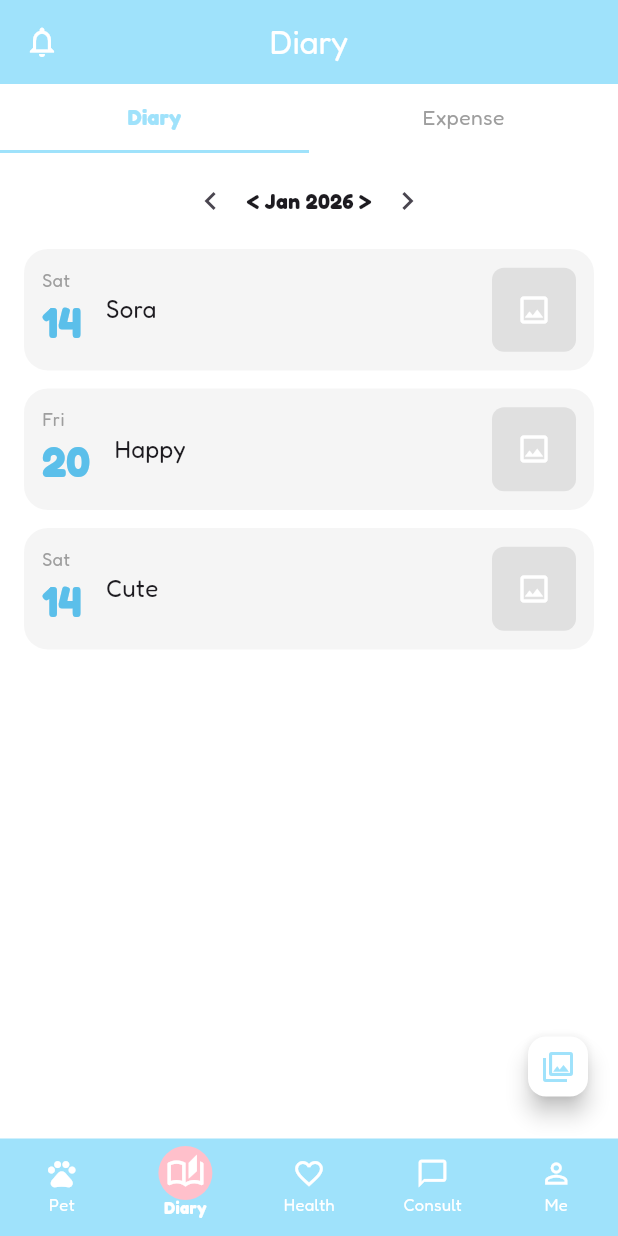
After one commit to Thxngfh/PetCareApp, a Flutter app: the MainScreen screen opened directly, item 2 of the bottom bar chosen, after a tap on the "chevron left" icon, on a phone screen of 412 x 824 dp. The commit adds this screen. Run offline on Flutter 3.47's test engine with Material 3 defaults, Android fonts, the light colour scheme and no system bars; our stand-ins replace firebase_auth, firebase_core, font_awesome_flutter, google_sign_in, sign_in_with_apple; missing offline and left inert: flutter_facebook_auth; accounts and stored records are empty.

Commit message:
เพิ่มแต่ละหน้า, บาร์เลื่อนได้แล้ว และ เริ่มไดอารี่

```diff
--- a/lib/main.dart
+++ b/lib/main.dart
@@ -5,6 +5,7 @@ import 'package:pethug/screens/loading_screen.dart';
 import 'package:flutter_facebook_auth/flutter_facebook_auth.dart';
 import 'package:flutter/foundation.dart' show kIsWeb;
 import 'dart:io';
+import 'package:pethug/screens/me.dart';
 
 void main() async {
   WidgetsFlutterBinding.ensureInitialized();
--- /dev/null
+++ b/lib/screens/diary.dart
@@ -0,0 +1,456 @@
+import 'package:flutter/material.dart';
+
+
+
+void main() {
+  runApp(const MaterialApp(home: DiaryScreen()));
+}
+class DiaryScreen extends StatefulWidget {
+  const DiaryScreen({super.key});
+
+  @override
+  State<DiaryScreen> createState() => _DiaryScreenState();
+}
+
+class _DiaryScreenState extends State<DiaryScreen> {
+  DateTime _focusedMonth = DateTime(2026, 2);
+  int _tabIndex = 0; // 0 = Diary, 1 = Expense
+
+  // ตัวอย่าง diary data
+  final List<Map<String, dynamic>> _entries = [
+    {'date': DateTime(2026, 2, 14), 'note': 'Sora', 'image': null},
+    {'date': DateTime(2026, 2, 20), 'note': 'Happy', 'image': null},
+    {'date': DateTime(2026, 2, 14), 'note': 'Cute', 'image': null},
+  ];
+
+  void _previousMonth() {
+    setState(() {
+      _focusedMonth = DateTime(_focusedMonth.year, _focusedMonth.month - 1);
+    });
+  }
+
+  void _nextMonth() {
+    setState(() {
+      _focusedMonth = DateTime(_focusedMonth.year, _focusedMonth.month + 1);
+    });
+  }
+
+  String _monthLabel() {
+    const months = [
+      'Jan', 'Feb', 'Mar', 'Apr', 'May', 'Jun',
+      'Jul', 'Aug', 'Sep', 'Oct', 'Nov', 'Dec'
+    ];
+    return '${months[_focusedMonth.month - 1]} ${_focusedMonth.year}';
+  }
+
+  String _dayLabel(DateTime date) {
+    const days = ['Mon', 'Tue', 'Wed', 'Thu', 'Fri', 'Sat', 'Sun'];
+    return days[date.weekday - 1];
+  }
+
+  @override
+  Widget build(BuildContext context) {
+    final Color blueColor = const Color(0xFF9FE2FB);
+
+    return Scaffold(
+      backgroundColor: Colors.white,
+      body: Column(
+        children: [
+          // Tab: Diary / Expense
+          Container(
+            color: Colors.white,
+            child: Row(
+              children: [
+                _buildTab('Diary', 0, blueColor),
+                _buildTab('Expense', 1, blueColor),
+              ],
+            ),
+          ),
+
+          if (_tabIndex == 0) ...[
+            // Month navigator
+            Padding(
+              padding: const EdgeInsets.symmetric(vertical: 8),
+              child: Row(
+                mainAxisAlignment: MainAxisAlignment.center,
+                children: [
+                  IconButton(
+                    icon: const Icon(Icons.chevron_left),
+                    onPressed: _previousMonth,
+                  ),
+                  Text(
+                    '< ${_monthLabel()} >',
+                    style: const TextStyle(fontWeight: FontWeight.bold),
+                  ),
+                  IconButton(
+                    icon: const Icon(Icons.chevron_right),
+                    onPressed: _nextMonth,
+                  ),
+                ],
+              ),
+            ),
+
+            // Diary entries
+            Expanded(
+              child: ListView.builder(
+                padding: const EdgeInsets.symmetric(horizontal: 16),
+                itemCount: _entries.length,
+                itemBuilder: (context, index) {
+                  final entry = _entries[index];
+                  final date = entry['date'] as DateTime;
+                  return _buildEntryCard(entry, date);
+                },
+              ),
+            ),
+          ],
+
+          if (_tabIndex == 1)
+            const Expanded(
+              child: Center(child: Text('Expense (coming soon)')),
+            ),
+        ],
+      ),
+
+      // ปุ่ม + เพิ่ม diary และปุ่มรูป
+      floatingActionButton: Column(
+        mainAxisSize: MainAxisSize.min,
+        children: [
+          // ปุ่มดูรูปทั้งหมด
+          FloatingActionButton(
+            heroTag: 'photo',
+            mini: true,
+            backgroundColor: Colors.white,
+            onPressed: () {
+              Navigator.push(
+                context,
+                MaterialPageRoute(builder: (_) => const DiaryPhotoScreen()),
+              );
+            },
+            child: Icon(Icons.photo_library_outlined, color: blueColor),
+          ),
+          const SizedBox(height: 8),
+        ],
+      ),
+
+      // ปุ่ม + เพิ่ม diary
+      persistentFooterButtons: null,
+    );
+  }
+
+  Widget _buildTab(String label, int index, Color blueColor) {
+    final isSelected = _tabIndex == index;
+    return Expanded(
+      child: GestureDetector(
+        onTap: () => setState(() => _tabIndex = index),
+        child: Column(
+          children: [
+            Padding(
+              padding: const EdgeInsets.symmetric(vertical: 12),
+              child: Text(
+                label,
+                style: TextStyle(
+                  color: isSelected ? blueColor : Colors.grey,
+                  fontWeight: isSelected ? FontWeight.bold : FontWeight.normal,
+                ),
+              ),
+            ),
+            if (isSelected)
+              Container(height: 2, color: blueColor)
+            else
+              Container(height: 2, color: Colors.transparent),
+          ],
+        ),
+      ),
+    );
+  }
+
+  Widget _buildEntryCard(Map<String, dynamic> entry, DateTime date) {
+    return GestureDetector(
+      onTap: () {
+        Navigator.push(
+          context,
+          MaterialPageRoute(
+            builder: (_) => NewDiaryScreen(existingEntry: entry),
+          ),
+        );
+      },
+      child: Container(
+        margin: const EdgeInsets.only(bottom: 12),
+        padding: const EdgeInsets.all(12),
+        decoration: BoxDecoration(
+          color: Colors.grey.shade100,
+          borderRadius: BorderRadius.circular(16),
+        ),
+        child: Row(
+          children: [
+            // วันที่
+            Column(
+              crossAxisAlignment: CrossAxisAlignment.start,
+              children: [
+                Text(
+                  _dayLabel(date),
+                  style: const TextStyle(fontSize: 12, color: Colors.grey),
+                ),
+                Text(
+                  '${date.day}',
+                  style: const TextStyle(
+                    fontSize: 28,
+                    fontWeight: FontWeight.bold,
+                    color: Color(0xFF5BBFEA),
+                  ),
+                ),
+              ],
+            ),
+            const SizedBox(width: 16),
+            // โน็ต
+            Expanded(
+              child: Text(
+                entry['note'] ?? '',
+                style: const TextStyle(fontSize: 16),
+              ),
+            ),
+            // รูป (ถ้ามี)
+            if (entry['image'] != null)
+              ClipRRect(
+                borderRadius: BorderRadius.circular(8),
+                child: Image.memory(
+                  entry['image'],
+                  width: 56,
+                  height: 56,
+                  fit: BoxFit.cover,
+                ),
+              )
+            else
+              Container(
+                width: 56,
+                height: 56,
+                decoration: BoxDecoration(
+                  color: Colors.grey.shade300,
+                  borderRadius: BorderRadius.circular(8),
+                ),
+                child: const Icon(Icons.image_outlined, color: Colors.white),
+              ),
+          ],
+        ),
+      ),
+    );
+  }
+}
+
+// ============================================================
+// หน้า New Diary (เพิ่ม/แก้ไข)
+// ============================================================
+class NewDiaryScreen extends StatefulWidget {
+  final Map<String, dynamic>? existingEntry;
+  const NewDiaryScreen({super.key, this.existingEntry});
+
+  @override
+  State<NewDiaryScreen> createState() => _NewDiaryScreenState();
+}
+
+class _NewDiaryScreenState extends State<NewDiaryScreen> {
+  final TextEditingController _noteController = TextEditingController();
+  DateTime? _selectedDate;
+  final Color blueColor = const Color(0xFF9FE2FB);
+
+  @override
+  void initState() {
+    super.initState();
+    if (widget.existingEntry != null) {
+      _noteController.text = widget.existingEntry!['note'] ?? '';
+      _selectedDate = widget.existingEntry!['date'];
+    }
+  }
+
+  Future<void> _pickDate() async {
+    final picked = await showDatePicker(
+      context: context,
+      initialDate: _selectedDate ?? DateTime.now(),
+      firstDate: DateTime(2020),
+      lastDate: DateTime(2030),
+    );
+    if (picked != null) setState(() => _selectedDate = picked);
+  }
+
+  @override
+  Widget build(BuildContext context) {
+    return Scaffold(
+      backgroundColor: Colors.white,
+      appBar: AppBar(
+        backgroundColor: blueColor,
+        elevation: 0,
+        leading: IconButton(
+          icon: const Icon(Icons.undo, color: Colors.white),
+          onPressed: () => Navigator.pop(context),
+        ),
+        title: const Text('New Diary', style: TextStyle(color: Colors.white)),
+        centerTitle: true,
+      ),
+      body: Padding(
+        padding: const EdgeInsets.all(20),
+        child: Column(
+          crossAxisAlignment: CrossAxisAlignment.start,
+          children: [
+            const Text('Note', style: TextStyle(fontWeight: FontWeight.bold)),
+            const SizedBox(height: 8),
+
+            // Add Note
+            GestureDetector(
+              onTap: () {},
+              child: Container(
+                padding: const EdgeInsets.symmetric(horizontal: 12, vertical: 10),
+                decoration: BoxDecoration(
+                  color: const Color(0xFFE8F7FD),
+                  borderRadius: BorderRadius.circular(10),
+                ),
+                child: Row(
+                  children: const [
+                    Text('Add Note ', style: TextStyle(color: Colors.grey)),
+                    Icon(Icons.edit, size: 16, color: Colors.grey),
+                  ],
+                ),
+              ),
+            ),
+            const SizedBox(height: 4),
+            TextField(
+              controller: _noteController,
+              decoration: InputDecoration(
+                filled: true,
+                fillColor: const Color(0xFFE8F7FD),
+                border: OutlineInputBorder(
+                  borderRadius: BorderRadius.circular(10),
+                  borderSide: BorderSide.none,
+                ),
+              ),
+            ),
+            const SizedBox(height: 12),
+
+            // Measured At
+            GestureDetector(
+              onTap: _pickDate,
+              child: Container(
+                padding: const EdgeInsets.symmetric(horizontal: 12, vertical: 10),
+                decoration: BoxDecoration(
+                  color: const Color(0xFFE8F7FD),
+                  borderRadius: BorderRadius.circular(10),
+                ),
+                child: Row(
+                  children: const [
+                    Text('Measured At ', style: TextStyle(color: Colors.grey)),
+                    Icon(Icons.calendar_today, size: 16, color: Colors.grey),
+                  ],
+                ),
+              ),
+            ),
+            const SizedBox(height: 4),
+            Container(
+              padding: const EdgeInsets.symmetric(horizontal: 12, vertical: 14),
+              decoration: BoxDecoration(
+                color: const Color(0xFFE8F7FD),
+                borderRadius: BorderRadius.circular(10),
+              ),
+              child: Text(
+                _selectedDate != null
+                    ? '${_selectedDate!.day}/${_selectedDate!.month}/${_selectedDate!.year}'
+                    : '',
+                style: const TextStyle(color: Colors.black87),
+              ),
+            ),
+            const SizedBox(height: 24),
+
+            // Camera / Album
+            Row(
+              children: [
+                Expanded(
+                  child: ElevatedButton.icon(
+                    style: ElevatedButton.styleFrom(
+                      backgroundColor: blueColor,
+                      shape: RoundedRectangleBorder(
+                        borderRadius: BorderRadius.circular(12),
+                      ),
+                    ),
+                    icon: const Icon(Icons.camera_alt_outlined, color: Colors.white),
+                    label: const Text('Camera', style: TextStyle(color: Colors.white)),
+                    onPressed: () {},
+                  ),
+                ),
+                const SizedBox(width: 12),
+                Expanded(
+                  child: ElevatedButton.icon(
+                    style: ElevatedButton.styleFrom(
+                      backgroundColor: blueColor,
+                      shape: RoundedRectangleBorder(
+                        borderRadius: BorderRadius.circular(12),
+                      ),
+                    ),
+                    icon: const Icon(Icons.photo_library_outlined, color: Colors.white),
+                    label: const Text('Album', style: TextStyle(color: Colors.white)),
+                    onPressed: () {},
+                  ),
+                ),
+              ],
+            ),
+
+            const Spacer(),
+
+            // Save
+            SizedBox(
+              width: double.infinity,
+              child: ElevatedButton(
+                style: ElevatedButton.styleFrom(
+                  backgroundColor: blueColor,
+                  shape: RoundedRectangleBorder(
+                    borderRadius: BorderRadius.circular(12),
+                  ),
+                  padding: const EdgeInsets.symmetric(vertical: 14),
+                ),
+                onPressed: () => Navigator.pop(context),
+                child: const Text('Save', style: TextStyle(color: Colors.white, fontSize: 16)),
+              ),
+            ),
+          ],
+        ),
+      ),
+    );
+  }
+}
+
+// ============================================================
+// หน้า Diary Photo (ซ้าย)
+// ============================================================
+class DiaryPhotoScreen extends StatelessWidget {
+  const DiaryPhotoScreen({super.key});
+
+  @override
+  Widget build(BuildContext context) {
+    final Color blueColor = const Color(0xFF9FE2FB);
+    return Scaffold(
+      appBar: AppBar(
+        backgroundColor: blueColor,
+        elevation: 0,
+        leading: IconButton(
+          icon: const Icon(Icons.arrow_back, color: Colors.white),
+          onPressed: () => Navigator.pop(context),
+        ),
+        title: const Text('Diary photo', style: TextStyle(color: Colors.white)),
+        centerTitle: true,
+      ),
+      body: GridView.builder(
+        padding: const EdgeInsets.all(8),
+        gridDelegate: const SliverGridDelegateWithFixedCrossAxisCount(
+          crossAxisCount: 3,
+          crossAxisSpacing: 4,
+          mainAxisSpacing: 4,
+        ),
+        itemCount: 12, // placeholder
+        itemBuilder: (context, index) => Container(
+          decoration: BoxDecoration(
+            color: Colors.grey.shade300,
+            borderRadius: BorderRadius.circular(8),
+          ),
+          child: const Icon(Icons.image_outlined, color: Colors.white54),
+        ),
+      ),
+    );
+  }
+}
--- /dev/null
+++ b/lib/screens/main_screen.dart
@@ -0,0 +1,155 @@
+import 'package:flutter/material.dart';
+
+import 'package:pethug/screens/pet.dart';
+import 'package:pethug/screens/diary.dart';
+import 'package:pethug/screens/health.dart';
+import 'package:pethug/screens/consult.dart';
+import 'package:pethug/screens/me.dart';
+
+void main() {
+  runApp(const MaterialApp(home: MainScreen()));
+}
+
+class MainScreen extends StatefulWidget {
+  const MainScreen({super.key});
+
+  @override
+  State<MainScreen> createState() => _MainScreenState();
+}
+
+class _MainScreenState extends State<MainScreen> with SingleTickerProviderStateMixin {
+  int _selectedIndex = 4;
+  late AnimationController _animController;
+  late Animation<double> _circleAnim;
+
+  final Color appBlueColor = const Color(0xFF9FE2FB);
+
+  final List<Widget> _pages = const [
+    PetScreen(), DiaryScreen(), HealthScreen(), ConsultScreen(), MeScreen(),
+  ];
+
+  @override
+  void initState() {
+    super.initState();
+    _animController = AnimationController(
+      duration: const Duration(milliseconds: 300),
+      vsync: this,
+    );
+    _circleAnim = Tween<double>(begin: 4, end: 4).animate(
+      CurvedAnimation(parent: _animController, curve: Curves.easeInOut),
+    );
+  }
+
+  @override
+  void dispose() {
+    _animController.dispose();
+    super.dispose();
+  }
+
+  void _onTap(int index) {
+    setState(() {
+      _circleAnim = Tween<double>(
+        begin: _selectedIndex.toDouble(),
+        end: index.toDouble(),
+      ).animate(CurvedAnimation(parent: _animController, curve: Curves.easeInOut));
+      _animController.forward(from: 0);
+      _selectedIndex = index;
+    });
+  }
+
+  String _getTitle() {
+    const titles = ['Pet', 'Diary', 'Health', 'Consult', 'Me'];
+    return titles[_selectedIndex];
+  }
+
+  @override
+  Widget build(BuildContext context) {
+    return Scaffold(
+      backgroundColor: Colors.white,
+      appBar: AppBar(
+        backgroundColor: appBlueColor,
+        elevation: 0,
+        leading: IconButton(
+          icon: const Icon(Icons.notifications_none, color: Colors.white),
+          onPressed: () {},
+        ),
+        title: Text(
+          _getTitle(),
+          style: const TextStyle(color: Colors.white, fontWeight: FontWeight.normal),
+        ),
+        centerTitle: true,
+      ),
+      body: _pages[_selectedIndex],
+      bottomNavigationBar: Container(
+        color: appBlueColor,
+        child: SafeArea(
+          child: SizedBox(
+            height: 65,
+            child: Stack(
+              children: [
+                // 🩷 วงกลมชมพูเลื่อนได้อยู่หลัง icon
+                AnimatedBuilder(
+                  animation: _circleAnim,
+                  builder: (context, _) {
+                    final tabWidth = MediaQuery.of(context).size.width / 5;
+                    return Positioned(
+                      top: 5,
+                      left: _circleAnim.value * tabWidth + (tabWidth - 36) / 2,
+                      child: Container(
+                        width: 36,
+                        height: 36,
+                        decoration: const BoxDecoration(
+                          color: Color(0xFFFFC0CB),
+                          shape: BoxShape.circle,
+                        ),
+                      ),
+                    );
+                  },
+                ),
+                // Icons และ labels ทับบน circle
+                Row(
+                  children: [
+                    _buildTab(0, Icons.pets, 'Pet'),
+                    _buildTab(1, Icons.auto_stories_outlined, 'Diary'),
+                    _buildTab(2, Icons.favorite_border, 'Health'),
+                    _buildTab(3, Icons.chat_bubble_outline, 'Consult'),
+                    _buildTab(4, Icons.person_outline, 'Me'),
+                  ],
+                ),
+              ],
+            ),
+          ),
+        ),
+      ),
+    );
+  }
+
+  Widget _buildTab(int index, IconData icon, String label) {
+    final isSelected = _selectedIndex == index;
+    return Expanded(
+      child: GestureDetector(
+        onTap: () => _onTap(index),
+        behavior: HitTestBehavior.opaque,
+        child: Column(
+          mainAxisAlignment: MainAxisAlignment.center,
+          children: [
+            Icon(
+              icon,
+              color: Colors.white,
+              size: isSelected ? 26 : 22,
+            ),
+            const SizedBox(height: 2),
+            Text(
+              label,
+              style: TextStyle(
+                color: Colors.white,
+                fontSize: 11,
+                fontWeight: isSelected ? FontWeight.bold : FontWeight.normal,
+              ),
+            ),
+          ],
+        ),
+      ),
+    );
+  }
+}
--- /dev/null
+++ b/lib/screens/me.dart
@@ -0,0 +1,20 @@
+import 'package:flutter/material.dart';
+import 'package:pethug/screens/me.dart';
+
+void main() {
+  runApp(const MeScreen());
+}
+
+class MeScreen extends StatelessWidget {
+  const MeScreen({super.key});
+
+  @override
+  Widget build(BuildContext context) {
+    return const Center(
+      child: Text(
+        'หน้า Me',
+        style: TextStyle(fontSize: 24, fontWeight: FontWeight.bold),
+      ),
+    );
+  }
+}
```
Also changed, not shown: lib/screens/consult.dart (added, +15 -0 lines), lib/screens/health.dart (added, +15 -0 lines), lib/screens/pet.dart (added, +15 -0 lines).
